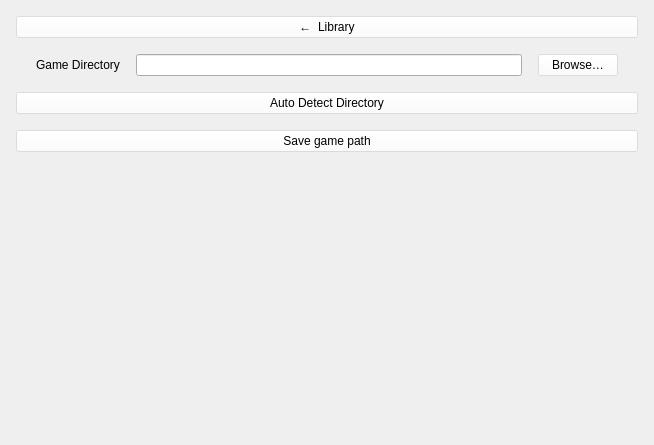
Qt form src/qt/settings.ui (ChicoState/prismaticlauncher) before a commit.
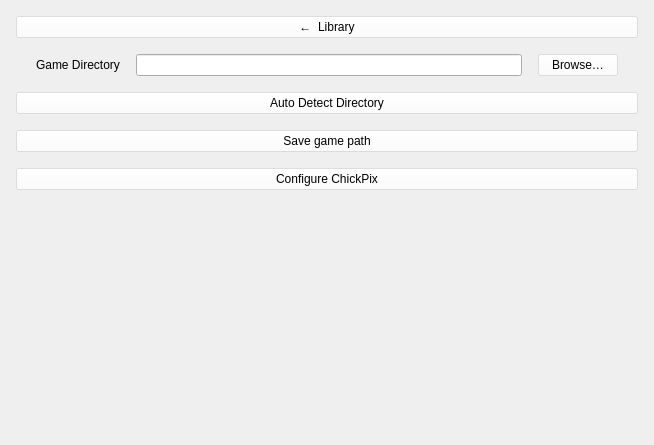
The same form after that commit.

Patch:
```diff
--- a/src/qt/settings.ui
+++ b/src/qt/settings.ui
@@ -102,6 +102,16 @@
        </property>
       </widget>
      </item>
+     <item>
+      <widget class="QPushButton" name="configureChickPix">
+       <property name="styleSheet">
+        <string notr="true">background-color: rgba(255, 255, 255, 0.4);</string>
+       </property>
+       <property name="text">
+        <string>Configure ChickPix</string>
+       </property>
+      </widget>
+     </item>
      <item>
       <widget class="QLabel" name="pathStatus">
        <property name="accessibleName">
```
Left out of the diff: 1 changed line with no effect on the pictures.
